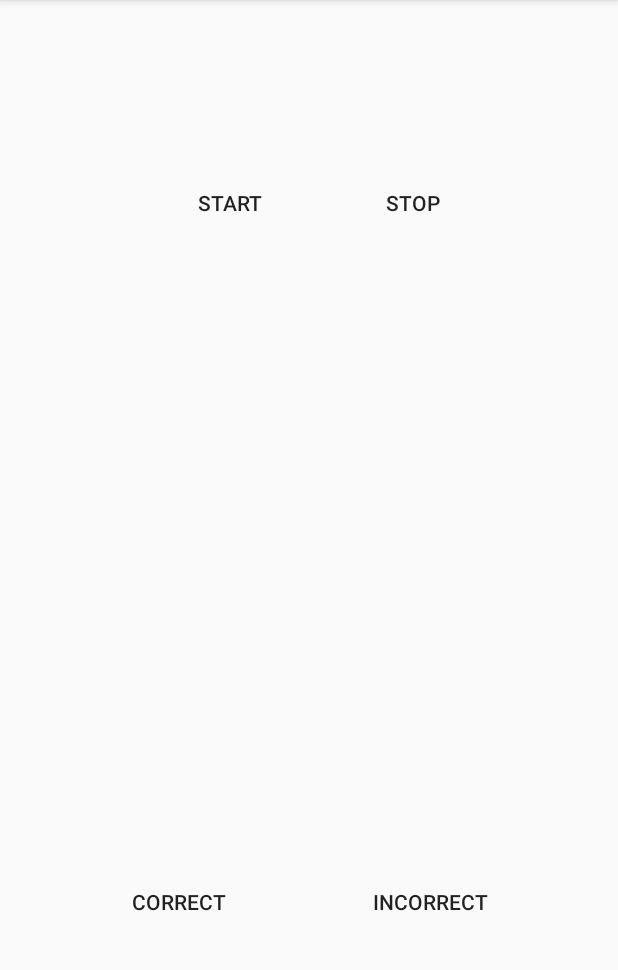
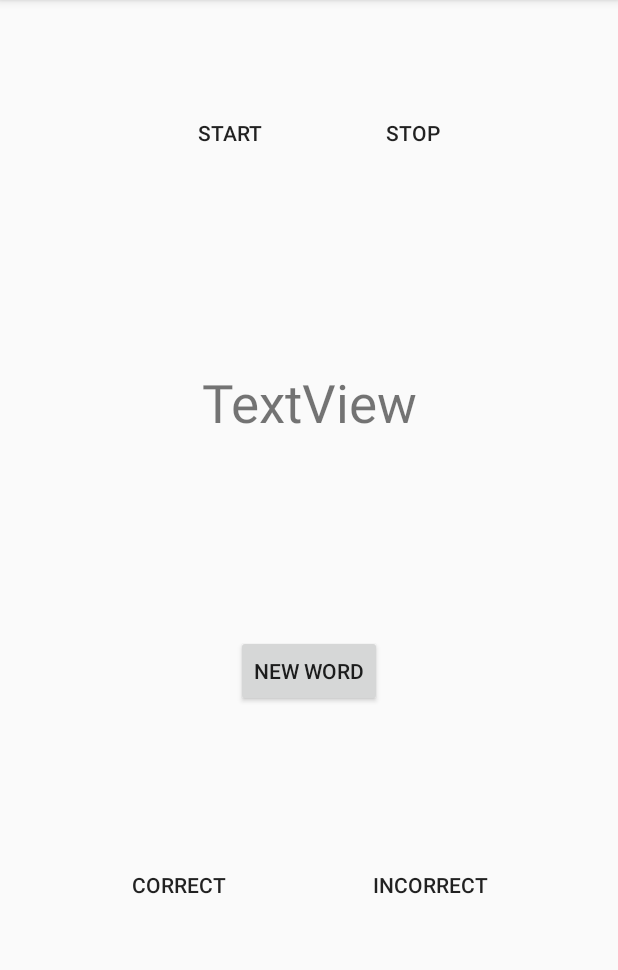
Before and after one commit to gapso8/ActivityGame, an Android app: the SecondActivity screen opened directly, with no data from a screen before it, after a tap on "STOP", on a phone screen of 412 x 824 dp, the part 84-1054 px from its top. Run offline under Robolectric (Android 15) with nearby library versions, the phone set to English and light mode, and no system bars; 1 other tap on this screen came first.

Commit message:
gradle fix01

```diff
--- a/app/src/main/java/com/example/gaper/activity/SecondActivity.java
+++ b/app/src/main/java/com/example/gaper/activity/SecondActivity.java
@@ -5,16 +5,18 @@ import android.widget.TextView;
 import android.os.Bundle;
 import android.view.View;
 import android.widget.Button;
+import java.io.*;
 
 public class SecondActivity extends MainActivity {
 
     private TextView time;
+    private TextView Word;
     private Button start;
     private Button stop;
     private Button up;
     private Button down;
+    private Button newWord;
     private CountDownTimer countDownTimer;
-
 
     private View.OnClickListener btnClickListener = new View.OnClickListener() {
         @Override
@@ -27,6 +29,9 @@ public class SecondActivity extends MainActivity {
                 case R.id.stop:
                     cancel();
                     enableButtons(true);
+                    break;
+                case R.id.newWord:
+                    randomWord();
                     break;
             }
         }
@@ -44,6 +49,9 @@ public class SecondActivity extends MainActivity {
         time = (TextView) findViewById(R.id.time);
         up =  (Button)findViewById(R.id.up);
         down = (Button)findViewById(R.id.down);
+        newWord = (Button)findViewById(R.id.newWord);
+        newWord.setOnClickListener(btnClickListener);
+        Word = (TextView) findViewById(R.id.Word);
 
 
     }
@@ -79,9 +87,7 @@ public class SecondActivity extends MainActivity {
             countDownTimer.cancel();
             countDownTimer = null;
             time.setText(null);
-
         }
-
     }
 
     private void enableButtons(boolean enable){
@@ -95,6 +101,18 @@ public class SecondActivity extends MainActivity {
         }
     }
 
+    private void randomWord () {
+        String line;
+        String a = "Krneki";
+        try {
+            BufferedReader in = new BufferedReader(new FileReader("wordsSpaces"));
+            line = in.readLine();
+            String[] words = line.split(" ");
+            a = words[(int)(Math.random() * 998) + 1];
 
-
+        } catch (IOException e) {
+            System.out.print("Napaka");
+        }
+        Word.setText(a);
+    }
 }
--- a/app/src/main/res/layout/activity_second.xml
+++ b/app/src/main/res/layout/activity_second.xml
@@ -12,13 +12,14 @@
         android:layout_width="wrap_content"
         android:layout_height="wrap_content"
         android:layout_marginStart="76dp"
+        android:layout_marginLeft="76dp"
         android:text="@string/startCountdown"
         app:layout_constraintBottom_toBottomOf="parent"
         app:layout_constraintEnd_toStartOf="@+id/stop"
         app:layout_constraintHorizontal_bias="0.5"
         app:layout_constraintStart_toStartOf="parent"
         app:layout_constraintTop_toTopOf="parent"
-        app:layout_constraintVertical_bias="0.155" />
+        app:layout_constraintVertical_bias="0.09" />
 
     <Button
         android:id="@+id/stop"
@@ -26,13 +27,14 @@
         android:layout_width="wrap_content"
         android:layout_height="wrap_content"
         android:layout_marginEnd="60dp"
+        android:layout_marginRight="60dp"
         android:text="@string/stopCountdown"
         app:layout_constraintBottom_toBottomOf="parent"
         app:layout_constraintEnd_toEndOf="parent"
         app:layout_constraintHorizontal_bias="0.5"
         app:layout_constraintStart_toEndOf="@+id/start"
         app:layout_constraintTop_toTopOf="parent"
-        app:layout_constraintVertical_bias="0.155" />
+        app:layout_constraintVertical_bias="0.09" />
 
     <TextView
         android:id="@+id/time"
@@ -45,9 +47,10 @@
         android:textSize="30sp"
         app:layout_constraintBottom_toBottomOf="parent"
         app:layout_constraintEnd_toEndOf="parent"
+        app:layout_constraintHorizontal_bias="0.0"
         app:layout_constraintStart_toStartOf="parent"
         app:layout_constraintTop_toTopOf="parent"
-        app:layout_constraintVertical_bias="0.327" />
+        app:layout_constraintVertical_bias="0.238" />
 
     <Button
         android:id="@+id/up"
@@ -77,4 +80,29 @@
         app:layout_constraintTop_toBottomOf="@+id/stop"
         app:layout_constraintVertical_bias="0.746" />
 
+    <TextView
+        android:id="@+id/Word"
+        android:layout_width="0dp"
+        android:layout_height="84dp"
+        android:text="@string/word"
+        android:textAlignment="center"
+        android:textSize="35sp"
+        app:layout_constraintBottom_toTopOf="@+id/up"
+        app:layout_constraintEnd_toEndOf="parent"
+        app:layout_constraintHorizontal_bias="0.0"
+        app:layout_constraintStart_toStartOf="parent"
+        app:layout_constraintTop_toBottomOf="@+id/time"
+        app:layout_constraintVertical_bias="0.114" />
+
+    <Button
+        android:id="@+id/newWord"
+        android:layout_width="wrap_content"
+        android:layout_height="wrap_content"
+        android:text="@string/newWord"
+        app:layout_constraintBottom_toTopOf="@+id/up"
+        app:layout_constraintEnd_toEndOf="parent"
+        app:layout_constraintHorizontal_bias="0.5"
+        app:layout_constraintStart_toStartOf="parent"
+        app:layout_constraintTop_toBottomOf="@+id/Word" />
+
 </android.support.constraint.ConstraintLayout>
--- a/app/src/main/res/values/strings.xml
+++ b/app/src/main/res/values/strings.xml
@@ -7,4 +7,6 @@
     <string name="time">30</string>
     <string name="correct">Correct</string>
     <string name="incorrect">Incorrect</string>
+    <string name="word">TextView</string>
+    <string name="newWord">New Word</string>
 </resources>
```
Also changed, not shown: 1 other file.
